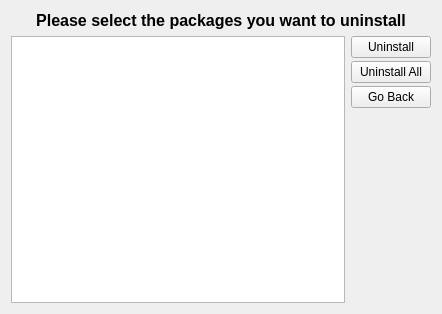
Qt form UI_Files/uninstallScreen.ui (GDGVIT/pip-gui) before a commit.
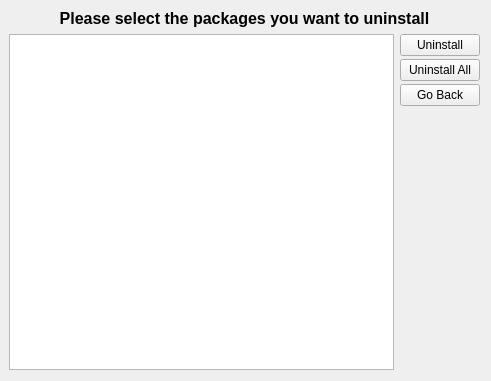
The same form after that commit.

Commit message: Layout issue fixed and PEP8 applied

The edit to the form file:
```diff
--- a/UI_Files/uninstallScreen.ui
+++ b/UI_Files/uninstallScreen.ui
@@ -6,15 +6,34 @@
    <rect>
     <x>0</x>
     <y>0</y>
-    <width>439</width>
-    <height>314</height>
+    <width>491</width>
+    <height>381</height>
    </rect>
   </property>
+  <property name="minimumSize">
+   <size>
+    <width>491</width>
+    <height>381</height>
+   </size>
+  </property>
+  <property name="maximumSize">
+   <size>
+    <width>491</width>
+    <height>381</height>
+   </size>
+  </property>
   <property name="windowTitle">
    <string>Uninstall Packages</string>
   </property>
-  <layout class="QGridLayout" name="gridLayout">
-   <item row="0" column="0">
+  <widget class="QWidget" name="">
+   <property name="geometry">
+    <rect>
+     <x>9</x>
+     <y>9</y>
+     <width>471</width>
+     <height>361</height>
+    </rect>
+   </property>
     <layout class="QVBoxLayout" name="verticalLayout_2">
      <item>
       <widget class="QLabel" name="label">
@@ -98,8 +117,7 @@
       </layout>
      </item>
     </layout>
-   </item>
-  </layout>
+  </widget>
  </widget>
  <resources/>
  <connections/>
```
Lines whose indentation alone changed are shown as unchanged. The commit also changes 9 other files.
